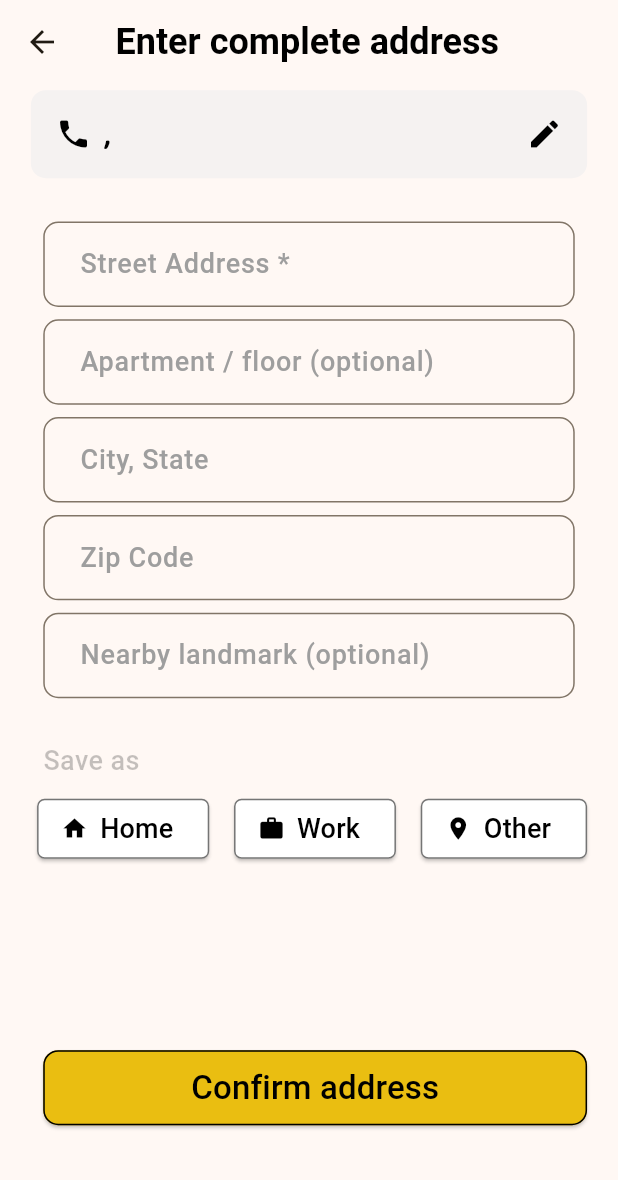
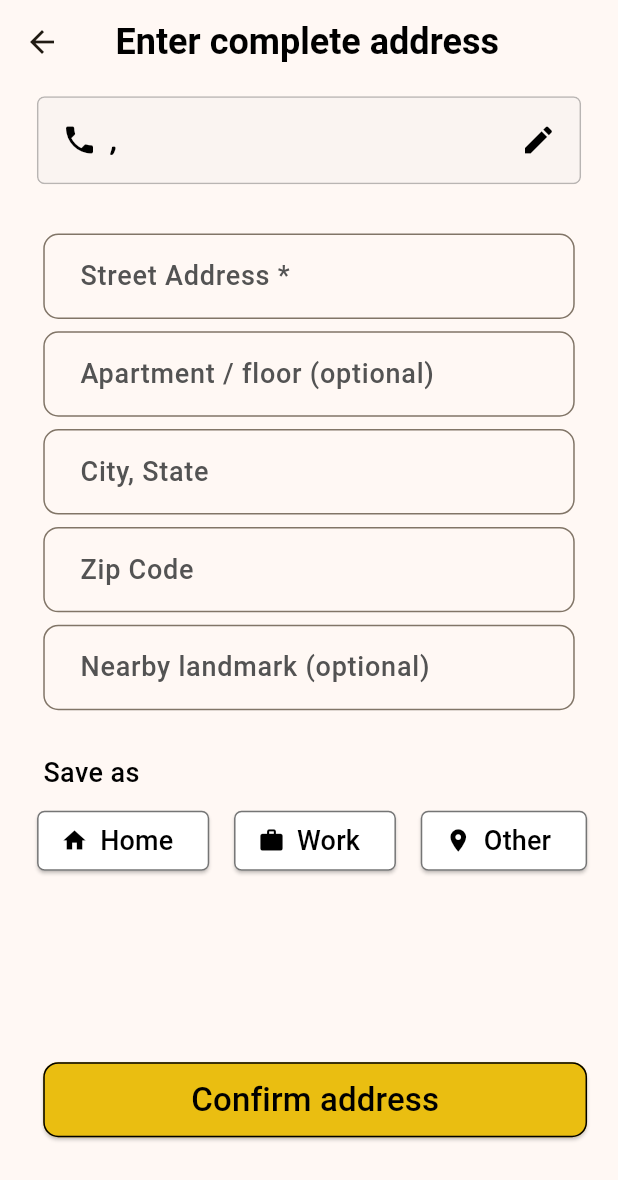
Before and after one commit to YesShubham01/zepair, a Flutter app: the AddressForm screen opened directly with empty values, on a phone screen of 412 x 824 dp. Shown: the top 1180 px of the screen. Run offline on Flutter 3.47's test engine with Material 3 defaults, Android fonts, the phone set to English and light mode, and no system bars; our stand-ins replace gap, lottie, pinput; missing offline and left inert: disclosure; Roboto replaces fonts that are missing (SF-Pro).

Commit message:
Verification complete | Share Otp & Complete Address page

```diff
--- a/lib/main.dart
+++ b/lib/main.dart
@@ -1,4 +1,6 @@
 import 'package:flutter/material.dart';
+import 'package:zepair/modules/Splash%20Page/splash_page.dart';
+import 'package:zepair/modules/complete_address/complete_address.dart';
 
 import 'package:zepair/modules/sharing_otp/sharing_otp.dart';
 import 'package:zepair/utils/constants/colors.dart';
@@ -23,7 +25,7 @@ class ZepairApp extends StatelessWidget {
       debugShowCheckedModeBanner: false,
 
       // call here the page you are working on.
-      home: ServiceProgressPage(otp: "12345"),
+      home: const SplashPage(),
     );
   }
 }
--- a/lib/modules/complete_address/complete_address.dart
+++ b/lib/modules/complete_address/complete_address.dart
@@ -1,5 +1,7 @@
 import 'package:flutter/material.dart';
 import 'package:gap/gap.dart';
+import 'package:zepair/utils/custom%20widgets/custom_outline_button.dart';
+import 'package:zepair/utils/custom%20widgets/custom_outline_card_widget.dart';
 import 'package:zepair/utils/custom%20widgets/custom_text.dart';
 
 import '../../utils/custom widgets/custom_appbar.dart';
@@ -11,7 +13,8 @@ class AddressForm extends StatelessWidget {
   final String userName;
   final String userPhone;
 
-  const AddressForm({super.key, required this.userName, required this.userPhone});
+  const AddressForm(
+      {super.key, required this.userName, required this.userPhone});
 
   @override
   Widget build(BuildContext context) {
@@ -21,25 +24,32 @@ class AddressForm extends StatelessWidget {
 
     return Scaffold(
       appBar: const CustomAppBar(title: "Enter complete address"),
-      body: SingleChildScrollView( // ✅ Prevents overflow when keyboard appears
+      body: SingleChildScrollView(
+        // ✅ Prevents overflow when keyboard appears
         child: Padding(
-          padding: EdgeInsets.symmetric(horizontal: w * 0.05, vertical: h * 0.005),
+          padding:
+              EdgeInsets.symmetric(horizontal: w * 0.05, vertical: h * 0.005),
           child: Column(
             crossAxisAlignment: CrossAxisAlignment.start,
             children: [
               // User Info Container
-              Container(
-                padding: EdgeInsets.symmetric(horizontal: w * 0.04, vertical: h * 0.015),
-                decoration: BoxDecoration(
-                  color: Color.fromARGB(205, 242, 240, 240),
-                  borderRadius: BorderRadius.circular(10),
-                ),
+              CustomCardWidget(
+                child: Padding(
+                  padding: EdgeInsets.symmetric(
+                      horizontal: w * 0.04, vertical: h * 0.015),
                   child: Row(
                     children: [
                       const Icon(Icons.phone, color: Colors.black),
                       SizedBox(width: w * 0.02),
-                    CustomText(text: "$userName, ", fontFamily: FontType.balooBhai2, color: Colors.black),
-                    CustomText(text: userPhone, fontFamily: FontType.balooBhai2, size: 18, color: Colors.black),
+                      CustomText(
+                          text: "$userName, ",
+                          fontFamily: FontType.balooBhai2,
+                          color: Colors.black),
+                      CustomText(
+                          text: userPhone,
+                          fontFamily: FontType.balooBhai2,
+                          size: 18,
+                          color: Colors.black),
                       const Spacer(),
                       GestureDetector(
                         onTap: () {
@@ -49,6 +59,7 @@ class AddressForm extends StatelessWidget {
                         child: const Icon(Icons.edit, color: Colors.black),
                       ),
                     ],
+                  ),
                 ),
               ),
               SizedBox(height: h * 0.03),
@@ -65,7 +76,11 @@ class AddressForm extends StatelessWidget {
               // Save As Section
               Padding(
                 padding: EdgeInsets.only(left: 0.02 * w),
-                child: const CustomText(text: "Save as", fontFamily: FontType.sfPro, color: Color.fromARGB(60, 0, 0, 0), size: 18),
+                child: const CustomText(
+                    text: "Save as",
+                    fontFamily: FontType.sfPro,
+                    color: Color.fromARGB(255, 0, 0, 0),
+                    size: 18),
               ),
               SizedBox(height: h * 0.01),
               Row(
--- a/lib/modules/complete_address/support_widget/custom_text_field.dart
+++ b/lib/modules/complete_address/support_widget/custom_text_field.dart
@@ -6,7 +6,7 @@ class CustomTextField extends StatelessWidget {
   late double h;
   late double w;
 
-   CustomTextField({super.key, required this.hintText});
+  CustomTextField({super.key, required this.hintText});
 
   @override
   Widget build(BuildContext context) {
@@ -14,18 +14,19 @@ class CustomTextField extends StatelessWidget {
     w = dimensions.width;
     h = dimensions.height;
     return Padding(
-      padding:  EdgeInsets.symmetric(horizontal: w * 0.02, vertical: h * 0.005),
+      padding: EdgeInsets.symmetric(horizontal: w * 0.02, vertical: h * 0.005),
       child: TextField(
         decoration: InputDecoration(
-          hintText: null,
-          border: OutlineInputBorder(borderRadius: BorderRadius.circular(10)),
-          contentPadding:  EdgeInsets.only(left: 0.05*w,top: 0.02*h ,bottom: 0.02*h ),
-          label: CustomText(text: hintText,
-          size: 18,
-          color:Colors.grey ,
-          fontFamily: FontType.sfPro,
-          )
-        ),
+            hintText: null,
+            border: OutlineInputBorder(borderRadius: BorderRadius.circular(10)),
+            contentPadding: EdgeInsets.only(
+                left: 0.05 * w, top: 0.02 * h, bottom: 0.02 * h),
+            label: CustomText(
+              text: hintText,
+              size: 18,
+              color: const Color.fromARGB(255, 83, 83, 83),
+              fontFamily: FontType.sfPro,
+            )),
       ),
     );
   }
--- a/lib/modules/sharing_otp/sharing_otp.dart
+++ b/lib/modules/sharing_otp/sharing_otp.dart
@@ -6,7 +6,6 @@ import '../../utils/custom widgets/custom_text.dart';
 
 import 'Support widget/image/image.dart';
 import 'Support widget/otp bar/otp.dart';
-
 
 class ServiceProgressPage extends StatelessWidget {
   final String otp;
@@ -20,7 +19,7 @@ class ServiceProgressPage extends StatelessWidget {
     double h = size.height;
 
     return Scaffold(
-      backgroundColor: Color.fromARGB(255, 255, 255, 255),
+      backgroundColor: const Color.fromARGB(255, 255, 255, 255),
       appBar: AppBar(
         leading: IconButton(
           icon: const Icon(Icons.arrow_back),
@@ -39,13 +38,12 @@ class ServiceProgressPage extends StatelessWidget {
             Center(
               child: Column(
                 children: [
-                  ImageWidget(height: h * 0.2, width: 1.5* w),
+                  ImageWidget(height: h * 0.2, width: 1.5 * w),
                   SizedBox(height: h * 0.02),
                   const CustomText(
                     text: "Your Service in Progress",
                     size: 26,
                     fontFamily: FontType.balooBhai2,
-
                     alignment: TextAlign.center,
                   ),
                 ],
@@ -63,7 +61,6 @@ class ServiceProgressPage extends StatelessWidget {
               text: "OTP",
               size: 22,
               fontFamily: FontType.sfPro,
-
             ),
             SizedBox(height: h * 0.01),
 
@@ -85,8 +82,7 @@ class ServiceProgressPage extends StatelessWidget {
                     text: "Copy",
                     size: 22,
                     fontFamily: FontType.sfPro,
-
-                    color:CustomColors.primary,
+                    color: CustomColors.primary,
                   ),
                 ),
               ],
@@ -109,14 +105,12 @@ class ServiceProgressPage extends StatelessWidget {
                 size: 16,
                 fontFamily: FontType.sfPro,
                 color: CustomColors.primary,
-
               ),
             ),
 
             const Spacer(),
 
             CustomButton(
-
               text: "Done",
               onPressed: () {}, // Action here
             ),
--- a/lib/utils/custom widgets/custom_appbar.dart
+++ b/lib/utils/custom widgets/custom_appbar.dart
@@ -9,7 +9,6 @@ class CustomAppBar extends StatelessWidget implements PreferredSizeWidget {
 
   @override
   Widget build(BuildContext context) {
-
     return AppBar(
       title: Row(
         children: [
```
Lines whose indentation alone changed are shown as unchanged.
